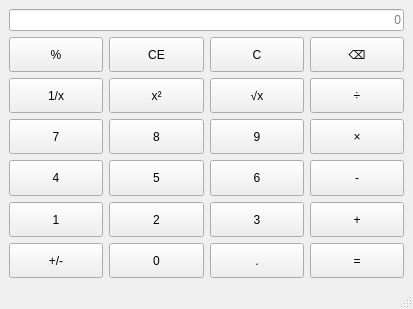
Qt form lesson3/mainwindow.ui (roeeshua/qt_text) before a commit.
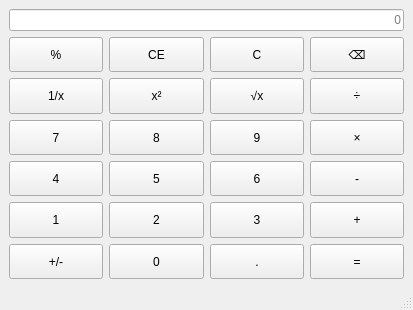
The same form after that commit.

```diff
--- a/lesson3/mainwindow.ui
+++ b/lesson3/mainwindow.ui
@@ -7,7 +7,7 @@
     <x>0</x>
     <y>0</y>
     <width>413</width>
-    <height>309</height>
+    <height>310</height>
    </rect>
   </property>
   <property name="windowTitle">
```
Left out of the diff: 4 changed lines with no effect on the pictures.
